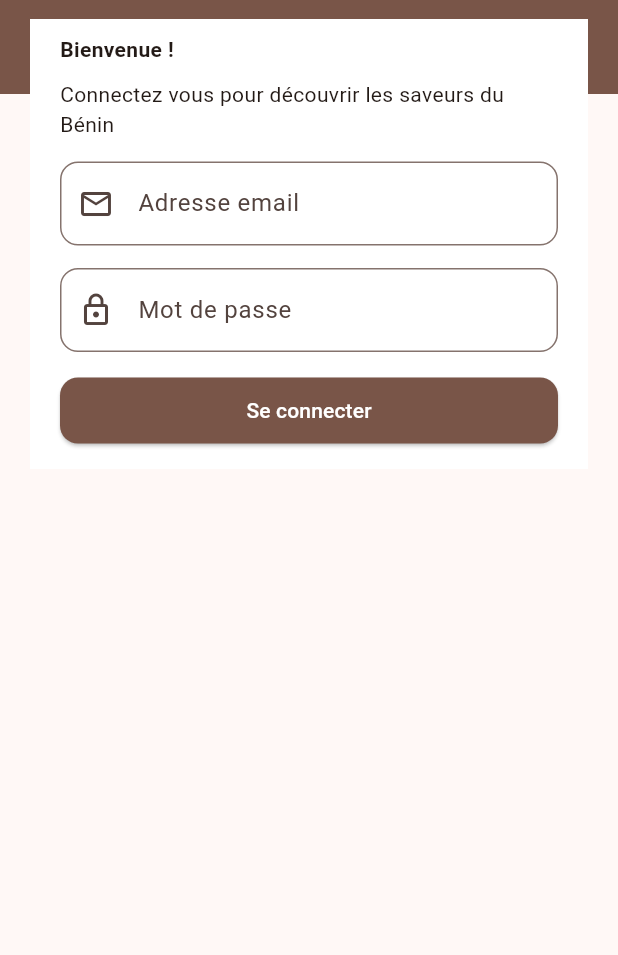
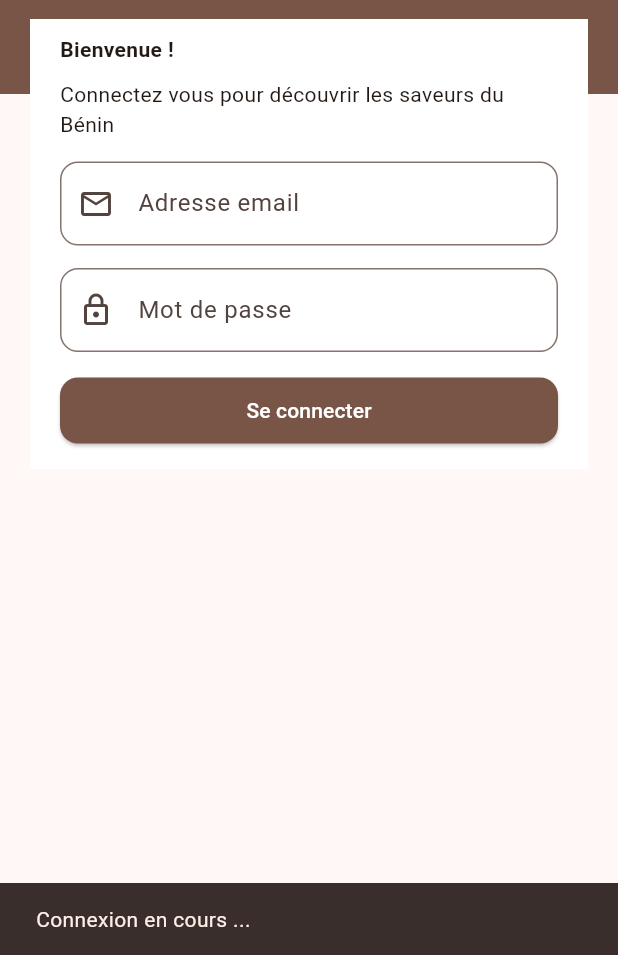
Before and after one commit to Jenny3005/culinaireBenin, a Flutter app: the LoginPage screen opened by its route, after a tap on "Se connecter", on a phone screen of 412 x 824 dp, the part 281-1236 px from its top. Run offline on Flutter 3.47's test engine with Material 3 defaults, Android fonts, the phone set to English and light mode, and no system bars; network calls fail.

Commit message:
finalisation de la connexion

```diff
--- a/culinairebenin/lib/pages/login.dart
+++ b/culinairebenin/lib/pages/login.dart
@@ -1,4 +1,8 @@
+import 'dart:convert';
+
+import 'package:flutter/foundation.dart';
 import 'package:flutter/material.dart';
+import 'package:http/http.dart' as http;
 import 'dart:async';
 
 class LoginPage extends StatefulWidget {
@@ -9,6 +13,68 @@ class LoginPage extends StatefulWidget {
 }
 
 class _LoginPageState extends State<LoginPage> {
+  final TextEditingController emailController =TextEditingController();
+  final TextEditingController passwordController=TextEditingController();
+
+  Future<void> submitForm() async {
+
+    ScaffoldMessenger.of(context).showSnackBar(
+      const SnackBar(
+        content: Text("Connexion en cours ..."),
+        duration :Duration(seconds: 2),
+      )
+    );
+
+
+    final String host=kIsWeb ? 'localhost' :'10.0.2.2';
+    final Uri url=Uri.parse('http://$host:8000/api/login');
+
+    try {
+      final response=await http.post(
+        url,
+        headers: {'Accept':'application/json','Content-Type': 'application/json'},
+        body: jsonEncode({
+        'email':emailController.text.trim(),
+        'mot_de_passe':passwordController.text.trim()
+        }),
+      );
+
+      if (!mounted) return;
+      if (response.statusCode==200 || response.statusCode==201) {
+        ScaffoldMessenger.of(context).showSnackBar(
+          const SnackBar(
+            content: Text("Connexion réussie"),
+            backgroundColor: Colors.green,
+          )
+        );
+
+        Navigator.popAndPushNamed(context, '/home');
+      } else {
+        print("Détails de l'erreur serveur (${response.statusCode}) : ${response.body}");
+
+        ScaffoldMessenger.of(context).showSnackBar(
+          SnackBar(
+            content: Text('Erreur (${response.statusCode}) : ${response.body}'),
+            backgroundColor: Colors.red,
+            duration: const Duration(seconds: 5),
+          ),
+        );
+      }
+    } catch (e) {
+      print("Erreur de connexion : $e");
+
+      if (!mounted) return;
+      ScaffoldMessenger.of(context).showSnackBar(
+        SnackBar(
+          content: Text('Impossible de contacter le serveur. Vérifiez votre connexion API : $e'),
+          backgroundColor: Colors.red,
+          duration: const Duration(seconds: 5),
+        ),
+      );
+    }
+
+  }
+
   @override
   Widget build(BuildContext context) {
     return Scaffold(
@@ -52,7 +118,9 @@ class _LoginPageState extends State<LoginPage> {
                   Text("Connectez vous pour découvrir les saveurs du Bénin",
                   ),
                   const SizedBox(height: 15,),
-                  TextField(decoration: InputDecoration(
+                  TextField(
+                    controller:emailController,
+                    decoration: InputDecoration(
                     hintText: "votre@email.com",
                     labelText: "Adresse email",
                     prefixIcon: Icon(Icons.email_outlined),
@@ -62,6 +130,8 @@ class _LoginPageState extends State<LoginPage> {
                   ),),
                   const SizedBox(height: 15,),
                   TextField(
+                    controller: passwordController,
+                    obscureText: true,
                     decoration: InputDecoration(
                       labelText: "Mot de passe",
                       hintText: "*****",
@@ -74,7 +144,7 @@ class _LoginPageState extends State<LoginPage> {
                   const SizedBox(height: 15,),
 
                   Row(children: [
-                    Expanded(child:ElevatedButton(onPressed: () {},
+                    Expanded(child:ElevatedButton(onPressed: (submitForm),
                     style: ElevatedButton.styleFrom(
                       backgroundColor: Colors.brown,
                       foregroundColor: Colors.white,
```
Also changed, not shown: 4 other files.
